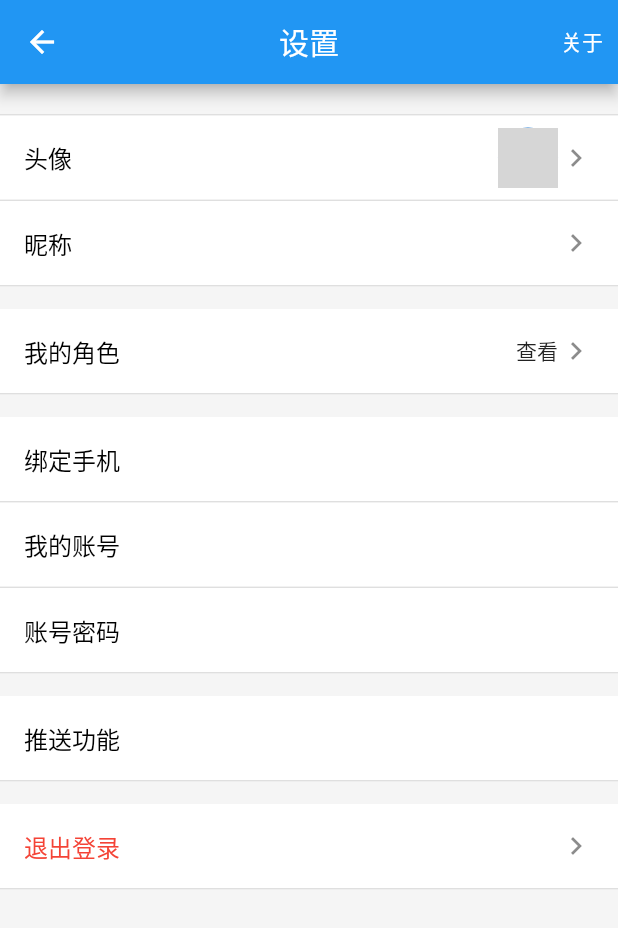
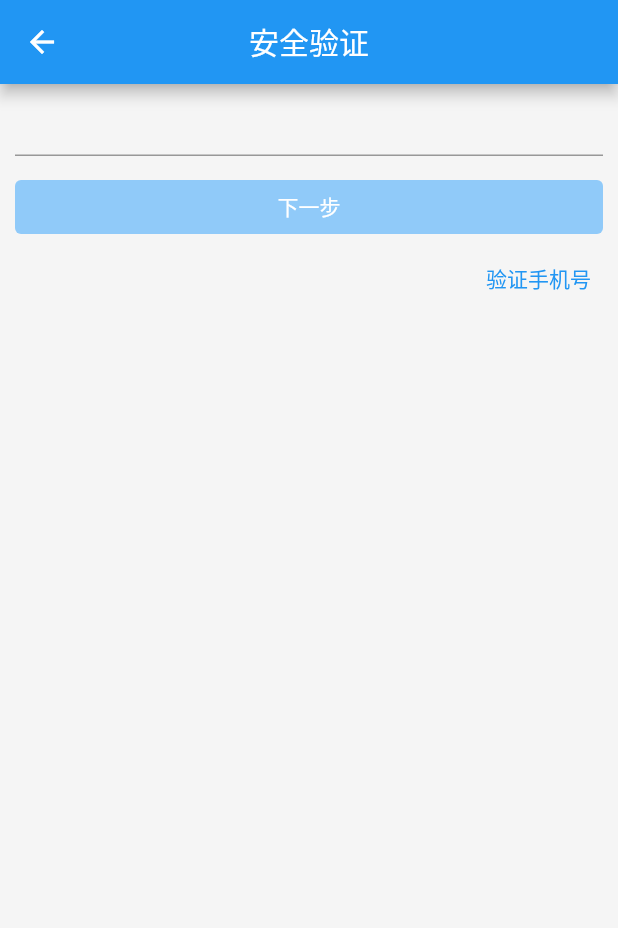
Before and after one commit to vcqzero/jjhy-app-refactor, a Flutter app: the SettingsPage screen opened by its route, after a tap on "账号密码", on a phone screen of 412 x 824 dp. Shown: the top 928 px of the screen. Run offline on Flutter 3.47's test engine with Material 2 defaults, Android fonts, the phone set to English and light mode, and no system bars; our stand-ins replace dio, flutter_easyloading, fluttertoast, get_storage, image_picker, open_file and 3 more; accounts and stored records are empty; network calls fail; grey boxes are pictures that could not be loaded.

Commit message:
安全验证页面完成

```diff
--- a/lib/config/Config.dart
+++ b/lib/config/Config.dart
@@ -12,8 +12,8 @@ class Config {
   static String privacyUrl = 'https://api.jjhycom.cn/privacy';
 
   /// 接口baseUrl
-  static String baseUrl = 'https://api.jjhycom.cn';
-  // static String baseUrl = 'http://192.168.0.112:3000/';
+  // static String baseUrl = 'https://api.jjhycom.cn';
+  static String baseUrl = 'http://192.168.0.116:3000/';
 
   /// 页面背景色
   static Color pageBackgroudColor = Colors.grey.shade100;
--- a/lib/pages/about/Index.dart
+++ b/lib/pages/about/Index.dart
@@ -51,7 +51,10 @@ class _AboutPageState extends State<AboutPage> {
             child: Column(
               children: [
                 ListTile(
-                  leading: Icon(Icons.privacy_tip_outlined),
+                  leading: Icon(
+                    Icons.privacy_tip_outlined,
+                    color: Colors.blue,
+                  ),
                   title: Text('隐私条款'),
                   trailing: Icon(Icons.chevron_right),
                   onTap: () =>
--- a/lib/pages/about/widgets/TheVersionList.dart
+++ b/lib/pages/about/widgets/TheVersionList.dart
@@ -95,7 +95,10 @@ class _TheVersionListState extends State<TheVersionList> {
   Widget build(BuildContext context) {
     final bool hasNewVersion = _newVersion != null;
     return ListTile(
-      leading: Icon(Icons.copyright_sharp),
+      leading: Icon(
+        Icons.copyright_sharp,
+        color: Colors.blue,
+      ),
       title: Text("版本: v${_curVersionName ?? ''}"),
       trailing: hasNewVersion
           ? Container(
--- a/lib/pages/settings/Index.dart
+++ b/lib/pages/settings/Index.dart
@@ -5,6 +5,7 @@ import 'package:app/config/Config.dart';
 import 'package:app/main.dart';
 import 'package:app/pages/about/Index.dart';
 import 'package:app/pages/settings/EditUserInfoPage.dart';
+import 'package:app/pages/settings/SecurityPage.dart';
 import 'package:app/pages/settings/UserRoleListPage.dart';
 import 'package:app/pages/settings/widges/TheAvatarTile.dart';
 import 'package:app/store/Token.dart';
@@ -97,9 +98,7 @@ class _SettingsPageState extends State<SettingsPage> with RouteAware {
                 Navigator.push(
                   context,
                   MaterialPageRoute(
-                    builder: (context) => EditUserInfoPage(
-                      val: _user.nickname,
-                    ),
+                    builder: (context) => EditUserInfoPage(val: _user.nickname),
                   ),
                 );
               }),
@@ -108,7 +107,7 @@ class _SettingsPageState extends State<SettingsPage> with RouteAware {
           // 角色
           MyTile(
             title: '我的角色',
-            trailingWidget: Text('查看'),
+            trailingString: '查看',
             onTap: () {
               Navigator.push(
                 context,
@@ -120,13 +119,40 @@ class _SettingsPageState extends State<SettingsPage> with RouteAware {
           SizedBox(height: 15),
           // 绑定手机
           MyTile(
-              title: '绑定手机', trailingWidget: Text(_user.telEncryption ?? '')),
+            title: '绑定手机',
+            trailingString: _user.telEncryption,
+          ),
           Divider(height: 1),
           // 账号
-          MyTile(title: '我的账号', trailingWidget: Text(_user.username ?? '')),
+          MyTile(
+            title: '我的账号',
+            trailingString: _user.username,
+            onTap: () {
+              Navigator.push(
+                context,
+                MaterialPageRoute(
+                  builder: (context) => EditUserInfoPage(
+                    val: _user.username,
+                    editUsername: true,
+                  ),
+                ),
+              );
+            },
+          ),
           Divider(height: 1),
           // 账号密码
-          MyTile(title: '账号密码'),
+          MyTile(
+            title: '账号密码',
+            trailingString: _user.hasPassword ? '未设置' : '修改',
+            onTap: () {
+              Navigator.push(
+                context,
+                MaterialPageRoute(
+                  builder: (context) => SecurityPage(),
+                ),
+              );
+            },
+          ),
           Divider(height: 1),
           // 推送功能
           SizedBox(height: 15),
--- /dev/null
+++ b/lib/pages/settings/SecurityPage.dart
@@ -0,0 +1,73 @@
+import 'package:app/config/Config.dart';
+import 'package:app/store/User.dart';
+import 'package:app/utils/MyString.dart';
+import 'package:app/widgets/MyAppBar.dart';
+import 'package:app/widgets/MyButton.dart';
+import 'package:flutter/material.dart';
+
+class SecurityPage extends StatefulWidget {
+  SecurityPage({Key? key}) : super(key: key);
+
+  @override
+  _SecurityPageState createState() => _SecurityPageState();
+}
+
+class _SecurityPageState extends State<SecurityPage> {
+  bool _verifyPassword = true;
+  User _user = User.cached();
+  bool _disabled = true;
+  String? _helperText;
+  TextEditingController _controller = TextEditingController();
+
+  void _handleInputChange(String val) {
+    if (val.isEmpty) {
+      return setState(() {
+        _helperText = _verifyPassword
+            ? '请输入密码'
+            : '请补全手机号' + MyString.encryptPhone(_user.tel ?? '');
+      });
+    }
+  }
+
+  @override
+  Widget build(BuildContext context) {
+    return Scaffold(
+      backgroundColor: Config.pageBackgroudColor,
+      appBar: MyAppBar.build(title: '安全验证'),
+      body: Padding(
+        padding: EdgeInsets.only(left: 10, right: 10),
+        child: Column(
+          children: [
+            TextField(
+              controller: _controller,
+              decoration: InputDecoration(
+                helperText: _helperText,
+              ),
+              obscureText: _verifyPassword,
+              onChanged: _handleInputChange,
+            ),
+            SizedBox(height: 10),
+            MyButton.elevated(
+              label: '下一步',
+              disabled: _disabled,
+              onPressed: () {},
+            ),
+            Container(
+              alignment: Alignment.centerRight,
+              child: MyButton.text(
+                label: _verifyPassword ? '验证手机号' : '验证密码',
+                fullWidth: false,
+                onPressed: () {
+                  setState(() {
+                    _helperText = null;
+                    _verifyPassword = !_verifyPassword;
+                  });
+                },
+              ),
+            )
+          ],
+        ),
+      ),
+    );
+  }
+}
--- a/lib/widgets/MyButton.dart
+++ b/lib/widgets/MyButton.dart
@@ -47,7 +47,7 @@ class MyButton extends StatelessWidget {
       return Text(
         label,
         style: TextStyle(
-          color: Colors.white,
+          color: isElevated ? Colors.white : Colors.blue,
         ),
       );
     }
```
Also changed, not shown: lib/api/UserApi.dart (+11 -0 lines), lib/pages/settings/EditUserInfoPage.dart (+24 -6 lines), lib/utils/MyReg.dart (+24 -0 lines).
